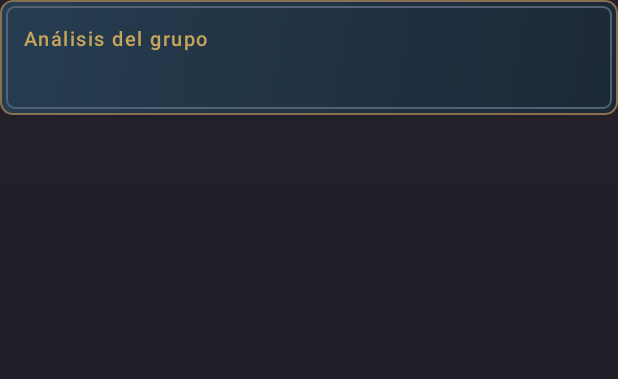
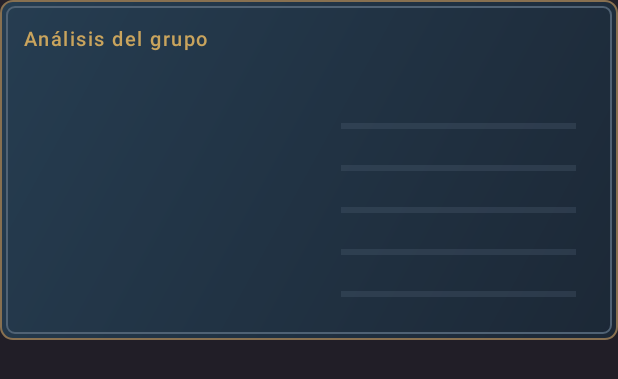
Before and after one commit to DavidSM24/FEFW-Manager, an Android app: the layout view_group_analysis.xml on its own in the app's theme, with its tools: preview values and no code run, on a phone screen of 412 x 824 dp. Shown: the top 379 px of the screen. Run offline under Robolectric (Android 15) with nearby library versions, the phone set to English and light mode, and no system bars.

Commit message:
Integra las barras y alertas del análisis por senda

```diff
--- a/app/src/main/java/com/davidsm24/fefwmanager/data/RouteProgressDao.java
+++ b/app/src/main/java/com/davidsm24/fefwmanager/data/RouteProgressDao.java
@@ -49,6 +49,9 @@ public interface RouteProgressDao {
     @Insert(onConflict = OnConflictStrategy.IGNORE)
     void recruit(RecruitedUnit unit);
 
+    @Query("UPDATE recruited_units SET class_id = :classId WHERE route_id = :route AND unit_id = :unitId")
+    void changeRecruitClass(Route route, String unitId, String classId);
+
     @Delete
     void removeRecruit(RecruitedUnit unit);
 
--- a/app/src/main/java/com/davidsm24/fefwmanager/units/UnitPicker.java
+++ b/app/src/main/java/com/davidsm24/fefwmanager/units/UnitPicker.java
@@ -29,7 +29,7 @@ public final class UnitPicker {
     public static AlertDialog show(AlertDialog.Builder builder, @ColorInt int accent,
             List<UnitLabel> choices, @StringRes int emptyMessage, Consumer<UnitLabel> onChoose) {
         UnitListAdapter adapter = new UnitListAdapter(LayoutInflater.from(builder.getContext()), accent,
-                null);
+                null, null);
         return show(builder, adapter, choices, UnitLabel::name,
                 new SearchLabels(R.string.search_units, R.string.no_matching_units, emptyMessage),
                 onChoose);
--- a/app/src/main/java/com/davidsm24/fefwmanager/units/UnitRosterViewModel.java
+++ b/app/src/main/java/com/davidsm24/fefwmanager/units/UnitRosterViewModel.java
@@ -68,6 +68,10 @@ final class UnitRosterViewModel extends ViewModel {
         save(() -> progress.recruit(new RecruitedUnit(route, unit.id(), unitClass.id)));
     }
 
+    void changeClass(UnitLabel unit, UnitClass unitClass) {
+        save(() -> progress.changeRecruitClass(route, unit.id(), unitClass.id));
+    }
+
     void remove(UnitLabel unit) {
         save(() -> progress.removeRecruit(new RecruitedUnit(route, unit.id())));
     }
--- a/app/src/main/res/layout/view_group_analysis.xml
+++ b/app/src/main/res/layout/view_group_analysis.xml
@@ -20,52 +20,55 @@
         android:textAppearance="@style/TextAppearance.Fefw.Body" />
 
     <LinearLayout
-        android:id="@+id/group_scores"
         android:layout_width="match_parent"
         android:layout_height="wrap_content"
         android:layout_marginTop="@dimen/item_gap"
-        android:orientation="vertical"
-        android:visibility="gone">
+        android:orientation="vertical">
 
-        <TextView
+        <include
             android:id="@+id/group_attack"
-            android:layout_width="match_parent"
-            android:layout_height="wrap_content"
-            android:textAppearance="@style/TextAppearance.Fefw.Body" />
+            layout="@layout/view_group_metric" />
 
-        <TextView
+        <include
             android:id="@+id/group_defense"
-            android:layout_width="match_parent"
-            android:layout_height="wrap_content"
-            android:textAppearance="@style/TextAppearance.Fefw.Body" />
+            layout="@layout/view_group_metric" />
 
-        <TextView
+        <include
             android:id="@+id/group_mobility"
-            android:layout_width="match_parent"
-            android:layout_height="wrap_content"
-            android:textAppearance="@style/TextAppearance.Fefw.Body" />
+            layout="@layout/view_group_metric" />
 
-        <TextView
+        <include
             android:id="@+id/group_support"
-            android:layout_width="match_parent"
-            android:layout_height="wrap_content"
-            android:textAppearance="@style/TextAppearance.Fefw.Body" />
+            layout="@layout/view_group_metric" />
 
-        <TextView
+        <include
             android:id="@+id/group_healing"
-            android:layout_width="match_parent"
-            android:layout_height="wrap_content"
-            android:textAppearance="@style/TextAppearance.Fefw.Body" />
+            layout="@layout/view_group_metric" />
     </LinearLayout>
 
-    <Button
-        android:id="@+id/group_alerts"
-        style="@android:style/Widget.Material.Button.Borderless"
-        android:layout_width="wrap_content"
+    <TextView
+        android:id="@+id/group_alert_heading"
+        android:layout_width="match_parent"
         android:layout_height="wrap_content"
-        android:minHeight="48dp"
-        android:text="@string/group_view_alerts"
-        android:textAllCaps="false"
+        android:layout_marginTop="@dimen/item_gap"
+        android:text="@string/group_alerts_title"
+        android:textAppearance="@style/TextAppearance.Fefw.Inscription"
         android:textColor="@color/imperial_gold"
         android:visibility="gone" />
+
+    <TextView
+        android:id="@+id/group_alerts"
+        android:layout_width="match_parent"
+        android:layout_height="wrap_content"
+        android:layout_marginTop="4dp"
+        android:textAppearance="@style/TextAppearance.Fefw.Body"
+        android:visibility="gone" />
+
+    <TextView
+        android:id="@+id/group_status"
+        android:layout_width="match_parent"
+        android:layout_height="wrap_content"
+        android:layout_marginTop="@dimen/item_gap"
+        android:textAppearance="@style/TextAppearance.Fefw.Body"
+        android:visibility="gone" />
 </LinearLayout>
--- /dev/null
+++ b/app/src/main/res/layout/view_group_metric.xml
@@ -0,0 +1,39 @@
+<?xml version="1.0" encoding="utf-8"?>
+<LinearLayout xmlns:android="http://schemas.android.com/apk/res/android"
+    android:layout_width="match_parent"
+    android:layout_height="wrap_content"
+    android:gravity="center_vertical"
+    android:importantForAccessibility="yes"
+    android:minHeight="28dp"
+    android:orientation="horizontal">
+
+    <TextView
+        android:id="@+id/metric_label"
+        android:layout_width="0dp"
+        android:layout_height="wrap_content"
+        android:layout_weight="1.3"
+        android:importantForAccessibility="no"
+        android:textAppearance="@style/TextAppearance.Fefw.Body" />
+
+    <ProgressBar
+        android:id="@+id/metric_progress"
+        style="?android:attr/progressBarStyleHorizontal"
+        android:layout_width="0dp"
+        android:layout_height="6dp"
+        android:layout_marginStart="8dp"
+        android:layout_marginEnd="12dp"
+        android:layout_weight="1"
+        android:importantForAccessibility="no"
+        android:max="5000"
+        android:maxHeight="6dp"
+        android:progressBackgroundTint="@color/panel_inlay" />
+
+    <TextView
+        android:id="@+id/metric_score"
+        android:layout_width="wrap_content"
+        android:layout_height="wrap_content"
+        android:importantForAccessibility="no"
+        android:textAppearance="@style/TextAppearance.Fefw.Body"
+        android:textColor="@color/parchment"
+        android:textStyle="bold" />
+</LinearLayout>
```
Also changed, not shown: app/src/main/java/com/davidsm24/fefwmanager/units/GroupAnalysisCard.java (added, +84 -0 lines), app/src/main/java/com/davidsm24/fefwmanager/units/UnitListAdapter.java (+26 -10 lines), app/src/main/java/com/davidsm24/fefwmanager/units/UnitRosterActivity.java (+22 -53 lines), app/src/main/res/layout/item_unit.xml (+11 -1 lines), app/src/main/res/values/strings.xml (+8 -2 lines), 3 other files.
